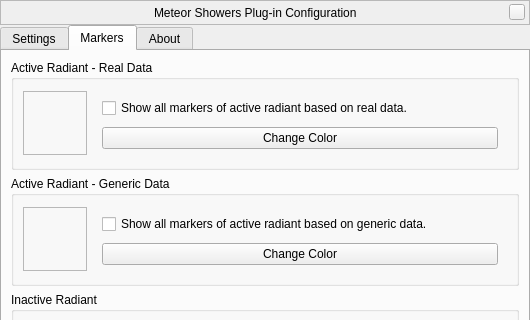
The window that plugins/MeteorShowers/src/gui/meteorShowerDialog.ui (519984307/stellarium_src) describes before a commit, drawn with Qt 5; both pictures show x 0 to 530 and y 0 to 320 of the 530 by 503 pixel window.
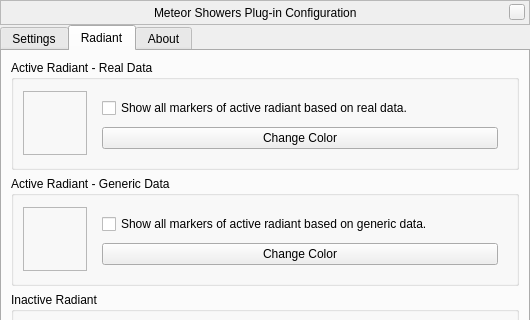
The same window after the commit. Icons and pictures are not drawn. Custom widgets are drawn as their Qt base class.

Commit message: Rename tab - markers to radiant

What changed in the file:
```diff
--- a/plugins/MeteorShowers/src/gui/meteorShowerDialog.ui
+++ b/plugins/MeteorShowers/src/gui/meteorShowerDialog.ui
@@ -324,7 +324,7 @@
        <bool>true</bool>
       </property>
       <attribute name="title">
-       <string>Markers</string>
+       <string>Radiant</string>
       </attribute>
       <layout class="QVBoxLayout" name="verticalLayout_4">
        <item>
```
Left out of the diff: 2 changed lines with no effect on the pictures.
